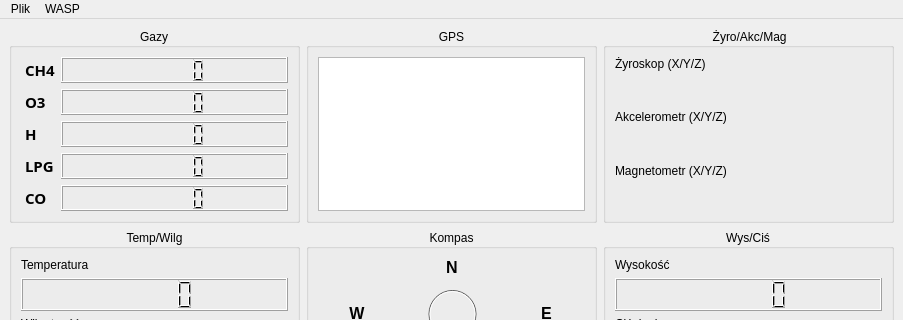
This is mainwindow.ui in SteelPh0enix/WASPServer as Qt 5 draws it before an edit; both pictures show x 0 to 903 and y 0 to 320 of the 903 by 613 pixel window. The edited form follows.
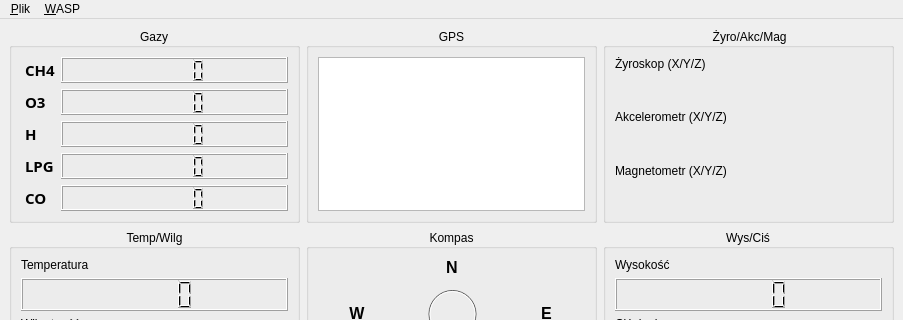
This is the edited form.

Commit message: minor alt+command GUI tweaks

The edit to the form file:
```diff
--- a/mainwindow.ui
+++ b/mainwindow.ui
@@ -928,12 +928,12 @@
      <x>0</x>
      <y>0</y>
      <width>903</width>
-     <height>20</height>
+     <height>23</height>
     </rect>
    </property>
    <widget class="QMenu" name="menuFile">
     <property name="title">
-     <string>Plik</string>
+     <string>&amp;Plik</string>
     </property>
     <addaction name="action_ParseLog"/>
     <addaction name="separator"/>
@@ -941,7 +941,7 @@
    </widget>
    <widget class="QMenu" name="menuWASP">
     <property name="title">
-     <string>WASP</string>
+     <string>&amp;WASP</string>
     </property>
     <addaction name="action_ConnectToWASP"/>
     <addaction name="action_SaveData"/>
```
Left out of the diff: 8 changed lines with no effect on the pictures.
